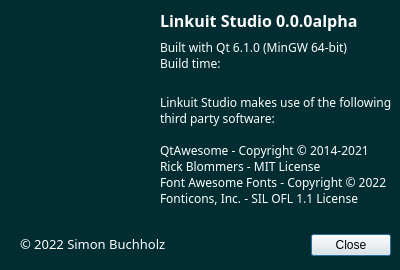
The window that AboutDialog.ui (SimonBuxx/Linkuit-Studio) describes before a commit, drawn with Qt 5.
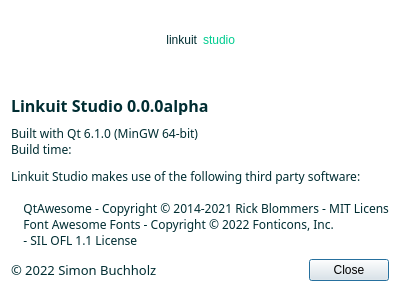
The same window after the commit. Icons and pictures are not drawn.

```diff
--- a/AboutDialog.ui
+++ b/AboutDialog.ui
@@ -7,7 +7,7 @@
     <x>0</x>
     <y>0</y>
     <width>400</width>
-    <height>270</height>
+    <height>300</height>
    </rect>
   </property>
   <property name="sizePolicy">
@@ -19,13 +19,13 @@
   <property name="minimumSize">
    <size>
     <width>400</width>
-    <height>270</height>
+    <height>300</height>
    </size>
   </property>
   <property name="maximumSize">
    <size>
     <width>400</width>
-    <height>270</height>
+    <height>300</height>
    </size>
   </property>
   <property name="windowTitle">
@@ -39,22 +39,31 @@
    <bool>false</bool>
   </property>
   <property name="styleSheet">
-   <string notr="true">QDialog
-{
-	background: rgb(0, 45, 50);
+   <string notr="true">QDialog {
+	background: rgb(255, 255, 255);
+}
+
+QLabel {
+	font-family: &quot;Source Sans Pro&quot;;
 }</string>
   </property>
   <property name="locale">
    <locale language="English" country="UnitedStates"/>
   </property>
+  <layout class="QGridLayout" name="gridLayout">
+   <item row="5" column="1">
   <widget class="QDialogButtonBox" name="closeButtonBox">
-   <property name="geometry">
-    <rect>
-     <x>10</x>
-     <y>230</y>
-     <width>381</width>
-     <height>31</height>
-    </rect>
+     <property name="sizePolicy">
+      <sizepolicy hsizetype="Preferred" vsizetype="Fixed">
+       <horstretch>0</horstretch>
+       <verstretch>0</verstretch>
+      </sizepolicy>
+     </property>
+     <property name="maximumSize">
+      <size>
+       <width>190</width>
+       <height>16777215</height>
+      </size>
    </property>
    <property name="font">
     <font>
@@ -73,37 +82,107 @@
     <set>QDialogButtonBox::Close</set>
    </property>
   </widget>
-  <widget class="QLabel" name="softwareIconLabel">
-   <property name="geometry">
-    <rect>
-     <x>20</x>
-     <y>50</y>
-     <width>120</width>
-     <height>120</height>
-    </rect>
-   </property>
+   </item>
+   <item row="0" column="0">
+    <widget class="QLabel" name="label">
+     <property name="sizePolicy">
+      <sizepolicy hsizetype="Preferred" vsizetype="Preferred">
+       <horstretch>0</horstretch>
+       <verstretch>0</verstretch>
+      </sizepolicy>
+     </property>
+     <property name="maximumSize">
+      <size>
+       <width>16777215</width>
+       <height>50</height>
+      </size>
+     </property>
+     <property name="styleSheet">
+      <string notr="true">QLabel {
+	font: 40px &quot;Quicksand SemiBold&quot;;
+	color: rgb(0, 45, 50);
+}</string>
+     </property>
    <property name="text">
-    <string/>
-   </property>
-   <property name="pixmap">
-    <pixmap resource="resources.qrc">:/images/linkuit_icon5.png</pixmap>
-   </property>
-   <property name="scaledContents">
-    <bool>true</bool>
-   </property>
-  </widget>
+      <string>linkuit</string>
+     </property>
+     <property name="alignment">
+      <set>Qt::AlignRight|Qt::AlignTrailing|Qt::AlignVCenter</set>
+     </property>
+    </widget>
+   </item>
+   <item row="5" column="0">
+    <widget class="QLabel" name="copyrightLabel">
+     <property name="font">
+      <font>
+       <family>Source Sans Pro</family>
+       <pointsize>10</pointsize>
+       <weight>50</weight>
+       <italic>false</italic>
+       <bold>false</bold>
+       <strikeout>false</strikeout>
+       <kerning>true</kerning>
+      </font>
+     </property>
+     <property name="styleSheet">
+      <string notr="true">QLabel {
+	font-size: 10pt;
+	color: rgb(0, 45, 50);
+}</string>
+     </property>
+     <property name="text">
+      <string>© 2022 Simon Buchholz</string>
+     </property>
+     <property name="wordWrap">
+      <bool>false</bool>
+     </property>
+    </widget>
+   </item>
+   <item row="3" column="0" colspan="2">
+    <widget class="QLabel" name="buildInfoLabel">
+     <property name="sizePolicy">
+      <sizepolicy hsizetype="Preferred" vsizetype="Fixed">
+       <horstretch>0</horstretch>
+       <verstretch>0</verstretch>
+      </sizepolicy>
+     </property>
+     <property name="font">
+      <font>
+       <family>Source Sans Pro</family>
+       <pointsize>9</pointsize>
+       <weight>50</weight>
+       <italic>false</italic>
+       <bold>false</bold>
+       <strikeout>false</strikeout>
+       <kerning>true</kerning>
+      </font>
+     </property>
+     <property name="styleSheet">
+      <string notr="true">QLabel {
+	font-size: 9pt;
+	color: rgb(0, 45, 50);
+}</string>
+     </property>
+     <property name="text">
+      <string>Built with Qt 6.1.0 (MinGW 64-bit)
+Build time:</string>
+     </property>
+     <property name="wordWrap">
+      <bool>false</bool>
+     </property>
+    </widget>
+   </item>
+   <item row="2" column="0" colspan="2">
   <widget class="QLabel" name="softwareNameLabel">
-   <property name="geometry">
-    <rect>
-     <x>160</x>
-     <y>10</y>
-     <width>221</width>
-     <height>21</height>
-    </rect>
+     <property name="maximumSize">
+      <size>
+       <width>16777215</width>
+       <height>20</height>
+      </size>
    </property>
    <property name="font">
     <font>
-     <family>Quicksand</family>
+       <family>Source Sans Pro</family>
      <pointsize>12</pointsize>
      <weight>75</weight>
      <italic>false</italic>
@@ -113,9 +192,11 @@
     </font>
    </property>
    <property name="styleSheet">
-    <string notr="true">font: 12pt &quot;Quicksand&quot;;
-font-weight: bold;
-color: white;</string>
+      <string notr="true">QLabel {
+	font-size: 12pt;
+	font-weight: bold;
+	color: rgb(0, 45, 50);
+}</string>
    </property>
    <property name="text">
     <string>Linkuit Studio 0.0.0alpha</string>
@@ -124,81 +205,18 @@
     <bool>false</bool>
    </property>
   </widget>
-  <widget class="QLabel" name="buildInfoLabel">
-   <property name="geometry">
-    <rect>
-     <x>160</x>
-     <y>40</y>
-     <width>251</width>
-     <height>31</height>
-    </rect>
-   </property>
-   <property name="font">
-    <font>
-     <family>Quicksand</family>
-     <pointsize>9</pointsize>
-     <weight>50</weight>
-     <italic>false</italic>
-     <bold>false</bold>
-     <strikeout>false</strikeout>
-     <kerning>true</kerning>
-    </font>
-   </property>
-   <property name="styleSheet">
-    <string notr="true">font: 9pt &quot;Quicksand&quot;;
-color: white;</string>
-   </property>
-   <property name="text">
-    <string>Built with Qt 6.1.0 (MinGW 64-bit)
-Build time:</string>
-   </property>
-   <property name="wordWrap">
-    <bool>false</bool>
-   </property>
-  </widget>
-  <widget class="QLabel" name="copyrightLabel">
-   <property name="geometry">
-    <rect>
-     <x>20</x>
-     <y>233</y>
-     <width>251</width>
-     <height>21</height>
-    </rect>
-   </property>
-   <property name="font">
-    <font>
-     <family>Quicksand</family>
-     <pointsize>10</pointsize>
-     <weight>50</weight>
-     <italic>false</italic>
-     <bold>false</bold>
-     <strikeout>false</strikeout>
-     <kerning>true</kerning>
-    </font>
-   </property>
-   <property name="styleSheet">
-    <string notr="true">font: 10pt &quot;Quicksand&quot;;
-color: white;</string>
-   </property>
-   <property name="text">
-    <string>© 2022 Simon Buchholz</string>
-   </property>
-   <property name="wordWrap">
-    <bool>false</bool>
-   </property>
-  </widget>
+   </item>
+   <item row="4" column="0" colspan="2">
   <widget class="QLabel" name="licensesLabel">
-   <property name="geometry">
-    <rect>
-     <x>160</x>
-     <y>90</y>
-     <width>251</width>
-     <height>121</height>
-    </rect>
+     <property name="sizePolicy">
+      <sizepolicy hsizetype="Preferred" vsizetype="Fixed">
+       <horstretch>0</horstretch>
+       <verstretch>0</verstretch>
+      </sizepolicy>
    </property>
    <property name="font">
     <font>
-     <family>Quicksand</family>
+       <family>Source Sans Pro</family>
      <pointsize>9</pointsize>
      <weight>50</weight>
      <italic>false</italic>
@@ -208,22 +226,80 @@
     </font>
    </property>
    <property name="styleSheet">
-    <string notr="true">font: 9pt &quot;Quicksand&quot;;
-color: white;</string>
+      <string notr="true">QLabel {
+	font-size: 9pt;
+	color: rgb(0, 45, 50);
+}</string>
    </property>
    <property name="text">
-    <string>Linkuit Studio makes use of the following
-third party software:
+      <string>Linkuit Studio makes use of the following third party software:
 
-QtAwesome - Copyright © 2014-2021
-Rick Blommers - MIT License
-Font Awesome Fonts - Copyright © 2022
-Fonticons, Inc. - SIL OFL 1.1 License</string>
+    QtAwesome - Copyright © 2014-2021 Rick Blommers - MIT License
+    Font Awesome Fonts - Copyright © 2022 Fonticons, Inc.
+    - SIL OFL 1.1 License</string>
    </property>
    <property name="wordWrap">
     <bool>false</bool>
    </property>
   </widget>
+   </item>
+   <item row="0" column="1">
+    <widget class="QLabel" name="label_2">
+     <property name="sizePolicy">
+      <sizepolicy hsizetype="Preferred" vsizetype="Preferred">
+       <horstretch>0</horstretch>
+       <verstretch>0</verstretch>
+      </sizepolicy>
+     </property>
+     <property name="maximumSize">
+      <size>
+       <width>16777215</width>
+       <height>50</height>
+      </size>
+     </property>
+     <property name="styleSheet">
+      <string notr="true">QLabel {
+	font: 40px &quot;Quicksand Light&quot;;
+	color: rgb(0, 204, 143);
+}</string>
+     </property>
+     <property name="text">
+      <string>studio</string>
+     </property>
+    </widget>
+   </item>
+   <item row="1" column="0" colspan="2">
+    <widget class="QLabel" name="uHorizontalLine">
+     <property name="sizePolicy">
+      <sizepolicy hsizetype="MinimumExpanding" vsizetype="Preferred">
+       <horstretch>0</horstretch>
+       <verstretch>0</verstretch>
+      </sizepolicy>
+     </property>
+     <property name="maximumSize">
+      <size>
+       <width>16777215</width>
+       <height>10</height>
+      </size>
+     </property>
+     <property name="text">
+      <string/>
+     </property>
+     <property name="pixmap">
+      <pixmap resource="resources.qrc">:/images/hor_line.png</pixmap>
+     </property>
+     <property name="scaledContents">
+      <bool>false</bool>
+     </property>
+     <property name="alignment">
+      <set>Qt::AlignCenter</set>
+     </property>
+     <property name="margin">
+      <number>0</number>
+     </property>
+    </widget>
+   </item>
+  </layout>
  </widget>
  <resources>
   <include location="resources.qrc"/>
```
Lines whose indentation alone changed are shown as unchanged.
